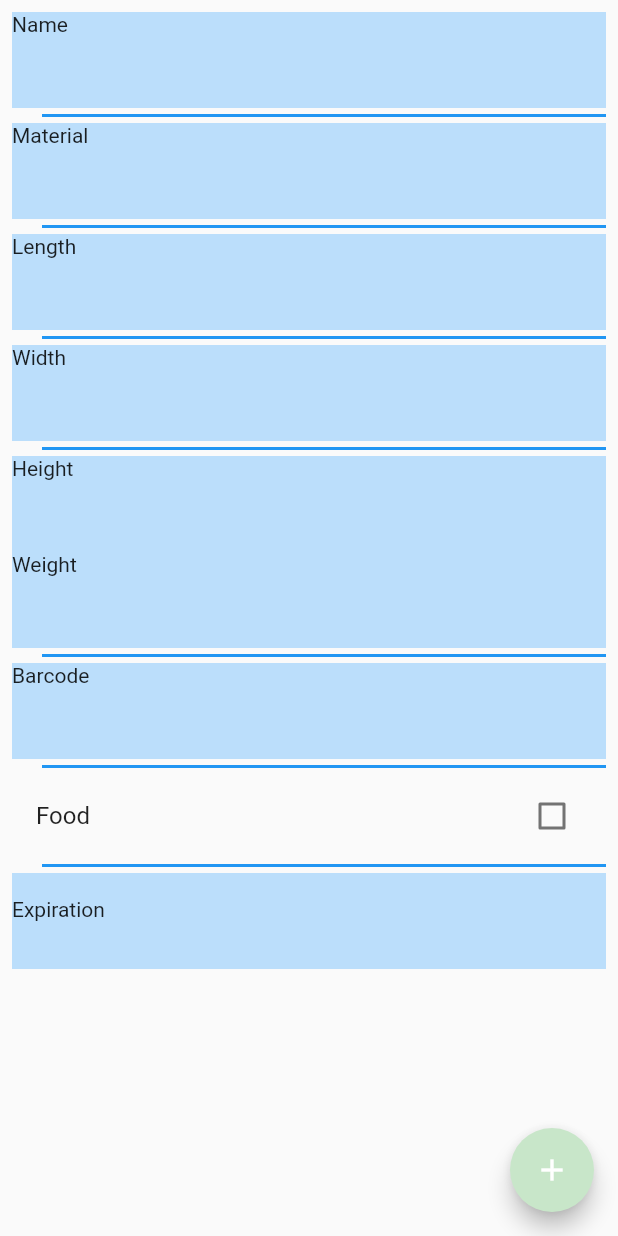
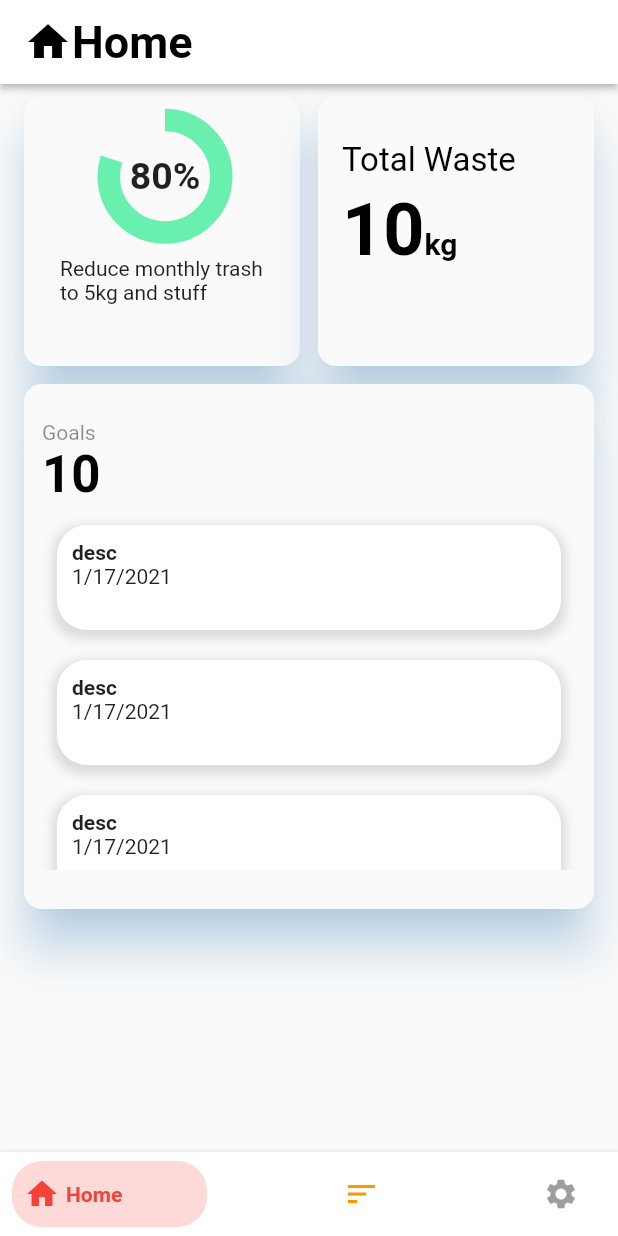
Before and after one commit to 330i/ecogoals, a Flutter app: the screen it shows after launch, on a phone screen of 412 x 824 dp. Run offline on Flutter 3.47's test engine with Material 2 defaults, Android fonts, the phone set to English and light mode, and no system bars; drawn by our look-alikes of bottom_navy_bar; our stand-ins replace cloud_firestore, curved_navigation_bar, firebase_core, fl_chart, md2_tab_indicator, validators; missing offline and left inert: arcore_flutter_plugin, flutter_barcode_scanner; accounts and stored records are empty.

Commit message:
autofill and stuff

```diff
--- a/lib/main.dart
+++ b/lib/main.dart
@@ -1,5 +1,6 @@
 import 'package:ecogoals/ar.dart';
 import 'package:ecogoals/pages/entry_confirmation_page.dart';
+import 'package:ecogoals/pages/home_page.dart';
 
 import 'package:ecogoals/pages/scan_page.dart';
 import 'package:firebase_core/firebase_core.dart';
@@ -35,7 +36,7 @@ class MyApp extends StatelessWidget {
           return MaterialApp(
             debugShowCheckedModeBanner: false,
             home: Scaffold(
-              body: EntryConfirmationPage(),
+              body: HomePage(),
             ),
           );
         }
--- a/lib/pages/home_page.dart
+++ b/lib/pages/home_page.dart
@@ -1,4 +1,6 @@
 import 'package:bottom_navy_bar/bottom_navy_bar.dart';
+import 'package:ecogoals/pages/real_home_page.dart';
+import 'package:ecogoals/pages/scan_data_page.dart';
 import 'package:ecogoals/pages/scan_page.dart';
 
 import 'package:flutter/material.dart';
@@ -12,8 +14,8 @@ class _HomePageState extends State<HomePage> {
   int _currentIndex = 0;
   PageController _pageController = PageController(initialPage: 0);
   var _pageOptions = [
-    ScanPage(),
-    ScanPage(),
+    Stats(),
+    ScanDataPage(),
     ScanPage(),
   ];
 
--- /dev/null
+++ b/lib/pages/real_home_page.dart
@@ -0,0 +1,235 @@
+import 'package:cloud_firestore/cloud_firestore.dart';
+import 'package:flutter/material.dart';
+import 'package:flutter_staggered_grid_view/flutter_staggered_grid_view.dart';
+
+class Stats extends StatefulWidget {
+  @override
+  _StatsState createState() => _StatsState();
+}
+
+class _StatsState extends State<Stats> {
+
+  @override
+  Widget build(BuildContext context)
+  {
+    return Scaffold
+      (
+        appBar: AppBar
+          (
+          elevation: 2.0,
+          backgroundColor: Colors.white,
+          title: Row(
+            children: [
+              Icon(
+                Icons.home,
+                color: Colors.black,
+                size: 32,
+              ),
+              Text('Home', style: TextStyle(color: Colors.black, fontWeight: FontWeight.w700, fontSize: 30.0))
+            ],
+          ),
+        ),
+        body: StaggeredGridView.count(
+          crossAxisCount: 2,
+          crossAxisSpacing: 12.0,
+          mainAxisSpacing: 12.0,
+          padding: EdgeInsets.symmetric(horizontal: 16.0, vertical: 8.0),
+          children: <Widget>[
+            _buildTile(
+              Padding(
+                padding: const EdgeInsets.only(left: 24.0, right: 20.0, top: 16.0, bottom: 12.0),
+                child: Column
+                  (
+                    mainAxisAlignment: MainAxisAlignment.start,
+                    crossAxisAlignment: CrossAxisAlignment.start,
+                    children: <Widget>
+                    [
+                      Center(
+                        child: Container(
+                          child: Center(
+                            child: Container(
+                              width: 75,
+                              height: 75,
+                              child: Stack(
+                                children: [
+                                  Container(
+                                    width: 75,
+                                    height: 75,
+                                    child: CircularProgressIndicator(
+                                      strokeWidth: 15,
+                                      value: .8,
+                                      backgroundColor: Colors.transparent,
+                                      valueColor: AlwaysStoppedAnimation(Colors.greenAccent),
+                                    ),
+                                  ),
+                                  Center(
+                                    child: Text(
+                                      '80%',
+                                      style: TextStyle(
+                                        fontSize: 25,
+                                        fontWeight: FontWeight.bold,
+                                      ),
+                                    ),
+                                  ),
+                                ],
+                              ),
+                            ),
+                          ),
+                        ),
+                      ),
+                      Padding(padding: EdgeInsets.only(bottom: 16.0)),
+                      Text('Reduce monthly trash to 5kg and stuff', style: TextStyle(color: Colors.black87)),
+                    ]
+                ),
+              ),
+            ),
+            _buildTile(
+              Padding
+                (
+                padding: const EdgeInsets.symmetric(horizontal: 16.0),
+                child: Column
+                  (
+                    mainAxisAlignment: MainAxisAlignment.start,
+                    crossAxisAlignment: CrossAxisAlignment.start,
+                    children: <Widget>
+                    [
+                      Container(
+                        height: 30,
+                      ),
+                      Text('Total Waste', style: TextStyle(color: Colors.black, fontWeight: FontWeight.w400, fontSize: 22.0)),
+                      Container(
+                        height: 5,
+                      ),
+                      RichText(
+                        text: TextSpan(
+                          children: [
+                            TextSpan(
+                              text: '10',
+                              style: TextStyle(
+                                color: Colors.black,
+                                fontWeight: FontWeight.w700,
+                                fontSize: 48.0,
+                              ),
+                            ),
+                            TextSpan(
+                              text: 'kg',
+                              style: TextStyle(
+                                color: Colors.black,
+                                fontWeight: FontWeight.w700,
+                                fontSize: 20.0,
+                              ),
+                            ),
+                          ],
+                        ),
+                      ),
+                    ]
+                ),
+              ),
+            ),
+            _buildTile(
+              Padding
+                (
+                  padding: const EdgeInsets.symmetric(vertical: 24.0, horizontal: 12.0),
+                  child: Column
+                    (
+                    mainAxisAlignment: MainAxisAlignment.start,
+                    crossAxisAlignment: CrossAxisAlignment.start,
+                    children: <Widget>
+                    [
+                      Row
+                        (
+                        mainAxisAlignment: MainAxisAlignment.spaceBetween,
+                        crossAxisAlignment: CrossAxisAlignment.start,
+                        children: <Widget>
+                        [
+                          Column
+                            (
+                            mainAxisAlignment: MainAxisAlignment.start,
+                            crossAxisAlignment: CrossAxisAlignment.start,
+                            children: <Widget>
+                            [
+                              Text('Goals', style: TextStyle(color: Colors.black45)),
+                              Text('10', style: TextStyle(color: Colors.black, fontWeight: FontWeight.w700, fontSize: 34.0)),
+                            ],
+                          ),
+                        ],
+                      ),
+                      Padding(padding: EdgeInsets.only(bottom: 4.0)),
+                      Container(
+                        width: 400,
+                        height: 240,
+                        child:
+                        ListView.builder(
+                          itemCount: 10,
+                          itemBuilder: (BuildContext context, index) {
+                            return _goalTile('desc', DateTime.now());
+                          },
+                        ),
+                      ),
+                    ],
+                  )
+              ),
+            ),
+          ],
+          staggeredTiles: [
+            StaggeredTile.extent(1, 180.0),
+            StaggeredTile.extent(1, 180.0),
+            StaggeredTile.extent(2, 350.0),
+          ],
+        )
+    );
+  }
+
+  Widget _buildTile(Widget child, {Function() onTap}) {
+    return Material(
+        elevation: 14.0,
+        borderRadius: BorderRadius.circular(12.0),
+        shadowColor: Color(0x802196F3),
+        child: InkWell
+          (
+          // Do onTap() if it isn't null, otherwise do print()
+            onTap: onTap != null ? () => onTap() : () { print('Not set yet'); },
+            child: child
+        )
+    );
+  }
+
+  Widget _goalTile(String desc, DateTime time) {
+    return Padding(
+      padding: EdgeInsets.all(10),
+      child: Container(
+        child: Padding(
+          padding: EdgeInsets.all(10),
+          child: Column(
+            crossAxisAlignment: CrossAxisAlignment.start,
+            children: [
+              Text(
+                desc,
+                style: TextStyle(
+                  fontWeight: FontWeight.bold,
+                ),
+              ),
+              Text(
+                '${time.month}/${time.day}/${time.year}',
+              ),
+            ],
+          ),
+        ),
+        width: 300,
+        height: 70,
+        decoration: BoxDecoration(
+          color: Colors.white,
+          borderRadius: BorderRadius.circular(20),
+          boxShadow: [
+            BoxShadow(
+              color: Colors.black12,
+              spreadRadius: 3,
+              blurRadius: 5,
+              offset: Offset(0, 3),
+            ),
+          ],
+        ),
+      ),
+    );
+  }
+}
--- a/pubspec.yaml
+++ b/pubspec.yaml
@@ -40,6 +40,9 @@ dependencies:
   http: ^0.12.2
   bottom_navy_bar: ^5.6.0
   validators: ^2.0.1
+  flutter_sparkline: ^0.1.0
+  flutter_staggered_grid_view: ^0.3.3
+  fl_chart: ^0.12.2
 
 dev_dependencies:
   flutter_test:
```
Also changed, not shown: lib/pages/entry_confirmation_page.dart (+15 -1 lines), lib/pages/scan_data_page.dart (added, +387 -0 lines), pubspec.lock.
